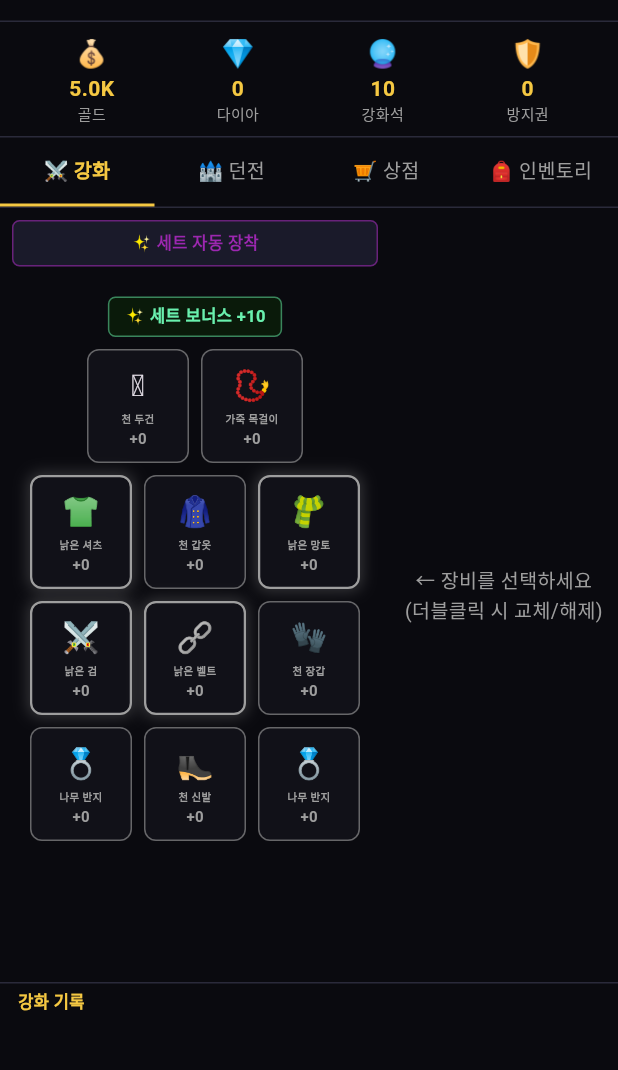
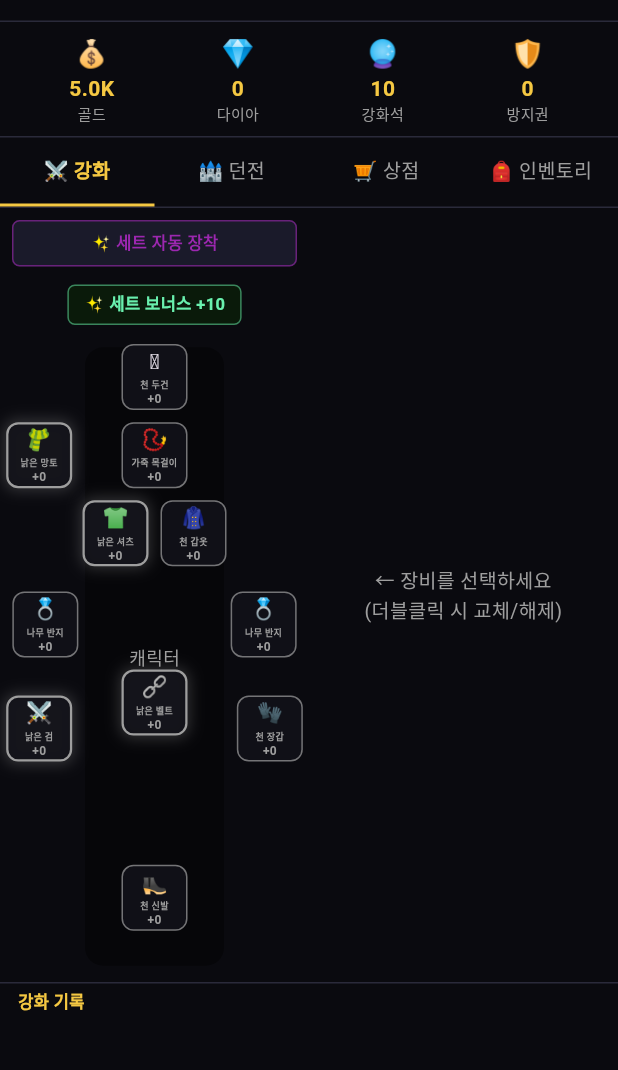
Before and after one commit to jackjeon88/upgrade-legend, a Flutter app: the screen it shows after launch, on a phone screen of 412 x 824 dp, the part 104-1174 px from its top. Run offline on Flutter 3.47's test engine with Material 3 defaults, Android fonts, the phone set to English and light mode, and no system bars; our stand-ins replace shared_preferences.

Commit message:
모바일 UI 작업 - 캐릭터 실루엣 추가

```diff
--- a/lib/screens/equip_ui.dart
+++ b/lib/screens/equip_ui.dart
@@ -44,42 +44,30 @@ class _EquipmentUIState extends State<EquipmentUI> {
     }
   }
 
-  // 해당 장비가 세트에 포함되어 있는지 확인
   SetStatus? _getSetStatus(Equipment equip) {
     final statuses = widget.gameState.setStatuses;
     final theme = extractTheme(equip);
     if (theme == null) return null;
     try {
-      return statuses.firstWhere(
-        (s) => s.theme == theme && s.grade == equip.grade,
-      );
+      return statuses.firstWhere((s) => s.theme == theme && s.grade == equip.grade);
     } catch (_) {
       return null;
     }
   }
 
-  bool _isComplete(Equipment equip) {
-    final status = _getSetStatus(equip);
-    return status?.isComplete ?? false;
-  }
+  bool _isComplete(Equipment equip) => _getSetStatus(equip)?.isComplete ?? false;
 
   @override
   Widget build(BuildContext context) {
-    // 세트 보너스 총합
     final totalSetBonus = calcTotalSetBonus(widget.gameState.equipped);
-    final setStatuses = widget.gameState.setStatuses
-        .where((s) => s.bonus > 0)
-        .toList();
+    final setStatuses = widget.gameState.setStatuses.where((s) => s.bonus > 0).toList();
 
-    return Container(
-      padding: const EdgeInsets.all(12),
-      child: Column(
-        mainAxisAlignment: MainAxisAlignment.center,
+    return Column(
       children: [
-          // 세트 보너스 표시
+        // 세트 보너스
         if (totalSetBonus > 0)
           Container(
-              margin: const EdgeInsets.only(bottom: 8),
+            margin: const EdgeInsets.symmetric(horizontal: 16, vertical: 4),
             padding: const EdgeInsets.symmetric(horizontal: 10, vertical: 4),
             decoration: BoxDecoration(
               color: const Color(0xFF0A1A0A),
@@ -88,67 +76,104 @@ class _EquipmentUIState extends State<EquipmentUI> {
             ),
             child: Text(
               '✨ 세트 보너스 +$totalSetBonus',
-                style: const TextStyle(
-                    color: Colors.greenAccent,
-                    fontSize: 11,
-                    fontWeight: FontWeight.bold),
+              style: const TextStyle(color: Colors.greenAccent, fontSize: 11, fontWeight: FontWeight.bold),
             ),
           ),
 
-          // 행 1: 투구, 목걸이
-          Row(
-            mainAxisAlignment: MainAxisAlignment.center,
+        // 캐릭터 + 장비 슬롯
+        Expanded(
+          child: LayoutBuilder(
+            builder: (context, constraints) {
+              final w = constraints.maxWidth;
+              final h = constraints.maxHeight;
+
+              // 슬롯 크기
+              const slotSize = 44.0;
+
+              return Stack(
                 children: [
-              _buildSlot(ItemSlot.helmet),
-              const SizedBox(width: 8),
-              _buildSlot(ItemSlot.necklace),
-            ],
+                  // 캐릭터 실루엣 (나중에 Image.asset으로 교체)
+                  Center(
+                    child: Container(
+                      width: w * 0.45,
+                      height: h * 0.95,
+                      decoration: BoxDecoration(
+                        color: Colors.black.withOpacity(0.4),
+                        borderRadius: BorderRadius.circular(12),
                       ),
-          const SizedBox(height: 8),
-          // 행 2: 티셔츠, 갑옷, 망토
-          Row(
-            mainAxisAlignment: MainAxisAlignment.center,
-            children: [
-              _buildSlot(ItemSlot.shirt),
-              const SizedBox(width: 8),
-              _buildSlot(ItemSlot.armor),
-              const SizedBox(width: 8),
-              _buildSlot(ItemSlot.cape),
-            ],
+                      child: const Center(
+                        child: Text('캐릭터', style: TextStyle(color: Colors.grey, fontSize: 12)),
                       ),
-          const SizedBox(height: 8),
-          // 행 3: 무기, 벨트, 장갑
-          Row(
-            mainAxisAlignment: MainAxisAlignment.center,
-            children: [
-              _buildSlot(ItemSlot.weapon),
-              const SizedBox(width: 8),
-              _buildSlot(ItemSlot.belt),
-              const SizedBox(width: 8),
-              _buildSlot(ItemSlot.gloves),
-            ],
                     ),
-          const SizedBox(height: 8),
-          // 행 4: 반지1, 신발, 반지2
-          Row(
-            mainAxisAlignment: MainAxisAlignment.center,
-            children: [
-              _buildSlot(ItemSlot.ring1),
-              const SizedBox(width: 8),
-              _buildSlot(ItemSlot.shoes),
-              const SizedBox(width: 8),
-              _buildSlot(ItemSlot.ring2),
-            ],
                   ),
 
-          // 호버링 시 세트 정보 팝업
-          if (_hoveredId != null) _buildSetInfoPanel(setStatuses),
+                  // 투구 - 머리
+                  _positioned(slot: ItemSlot.helmet, left: w/2 - slotSize/2, top: h * 0.02, size: slotSize, setStatuses: setStatuses),
+
+                  // 목걸이 - 목
+                  _positioned(slot: ItemSlot.necklace, left: w/2 - slotSize/2, top: h * 0.14, size: slotSize, setStatuses: setStatuses),
+
+                  // 망토 - 왼쪽 어깨 바깥
+                  _positioned(slot: ItemSlot.cape, left: w * 0.02, top: h * 0.14, size: slotSize, setStatuses: setStatuses),
+
+                  // 티셔츠 - 몸통 좌
+                  _positioned(slot: ItemSlot.shirt, left: w/2 - slotSize - 4, top: h * 0.26, size: slotSize, setStatuses: setStatuses),
+
+                  // 갑옷 - 몸통 우
+                  _positioned(slot: ItemSlot.armor, left: w/2 + 4, top: h * 0.26, size: slotSize, setStatuses: setStatuses),
+
+                  // 반지1 - 왼쪽 팔꿈치
+                  _positioned(slot: ItemSlot.ring1, left: w * 0.04, top: h * 0.40, size: slotSize, setStatuses: setStatuses),
+
+                  // 반지2 - 오른쪽 팔꿈치
+                  _positioned(slot: ItemSlot.ring2, right: w * 0.04, top: h * 0.40, size: slotSize, setStatuses: setStatuses),
+
+                  // 벨트 - 허리
+                  _positioned(slot: ItemSlot.belt, left: w/2 - slotSize/2, top: h * 0.52, size: slotSize, setStatuses: setStatuses),
+
+                  // 무기 - 왼손
+                  _positioned(slot: ItemSlot.weapon, left: w * 0.02, top: h * 0.56, size: slotSize, setStatuses: setStatuses),
+
+                  // 장갑 - 오른손
+                  _positioned(slot: ItemSlot.gloves, right: w * 0.02, top: h * 0.56, size: slotSize, setStatuses: setStatuses),
+
+                  // 신발 - 발
+                  _positioned(slot: ItemSlot.shoes, left: w/2 - slotSize/2, top: h * 0.82, size: slotSize, setStatuses: setStatuses),
+
+                  // 호버링 세트 정보
+                  if (_hoveredId != null)
+                    Positioned(
+                      bottom: 0,
+                      left: 8,
+                      right: 8,
+                      child: _buildSetInfoPanel(setStatuses),
+                    ),
                 ],
+              );
+            },
           ),
+        ),
+      ],
     );
   }
 
-  Widget _buildSlot(ItemSlot slot) {
+  Widget _positioned({
+    required ItemSlot slot,
+    double? left,
+    double? right,
+    required double top,
+    required double size,
+    required List<SetStatus> setStatuses,
+  }) {
+    return Positioned(
+      left: left,
+      right: right,
+      top: top,
+      child: _buildSlot(slot, size, setStatuses),
+    );
+  }
+
+  Widget _buildSlot(ItemSlot slot, double size, List<SetStatus> setStatuses) {
     final equip = _getEquip(slot);
     final index = _getEquipIndex(slot);
     final grade = equip?.grade;
@@ -162,23 +187,25 @@ class _EquipmentUIState extends State<EquipmentUI> {
       onEnter: (_) => setState(() => _hoveredId = equip?.id),
       onExit: (_) => setState(() => _hoveredId = null),
       child: GestureDetector(
-        onTap: equip != null ? () => onEquipTap(equip, index) : null,
-        onDoubleTap: equip != null ? () => widget.onEquipTap(equip, index) : null,
+        onTap: equip != null ? () {
+          setState(() => _hoveredId = null);
+          widget.onEquipTap(equip, index);
+        } : null,
         child: AnimatedContainer(
           duration: const Duration(milliseconds: 200),
-          width: 68,
-          height: 76,
+          width: size,
+          height: size,
           decoration: BoxDecoration(
             color: isHovered
-                ? color.withOpacity(0.15)
-                : const Color(0xFF111118),
+                ? color.withOpacity(0.2)
+                : const Color(0xFF111118).withOpacity(0.9),
             border: Border.all(
               color: complete
                   ? Colors.white
                   : inSet
                       ? color
                       : equip != null
-                          ? color.withOpacity(0.6)
+                          ? color.withOpacity(0.7)
                           : const Color(0xFF2A2A3A),
               width: complete ? 2.0 : inSet ? 1.5 : 1.0,
             ),
@@ -186,49 +213,36 @@ class _EquipmentUIState extends State<EquipmentUI> {
             boxShadow: complete
                 ? [
                     BoxShadow(color: color.withOpacity(0.6), blurRadius: 12, spreadRadius: 2),
-                    BoxShadow(color: Colors.white.withOpacity(0.3), blurRadius: 6, spreadRadius: 0),
+                    BoxShadow(color: Colors.white.withOpacity(0.3), blurRadius: 6),
                   ]
                 : inSet
                     ? [BoxShadow(color: color.withOpacity(0.3), blurRadius: 8, spreadRadius: 1)]
-                    : equip != null && grade != null && grade.index >= 4
-                        ? [BoxShadow(color: color.withOpacity(0.2), blurRadius: 6)]
                     : null,
           ),
           child: equip != null
               ? Column(
                   mainAxisAlignment: MainAxisAlignment.center,
                   children: [
-Text(slot.emoji, style: const TextStyle(fontSize: 20)),
-                    const SizedBox(height: 2),
+                    Text(slot.emoji, style: const TextStyle(fontSize: 14)),
+                    const SizedBox(height: 1),
                     Text(
                       equip.name,
-                      style: TextStyle(
-                        color: complete ? Colors.white : color,
-                        fontSize: 7,
-                        fontWeight: FontWeight.bold,
-                      ),
+                      style: TextStyle(color: complete ? Colors.white : color, fontSize: 6, fontWeight: FontWeight.bold),
                       textAlign: TextAlign.center,
                       maxLines: 2,
                       overflow: TextOverflow.ellipsis,
                     ),
                     Text(
                       '+${equip.enhanceLevel}',
-                      style: TextStyle(
-                        color: complete ? Colors.white : color,
-                        fontSize: 10,
-                        fontWeight: FontWeight.bold,
-                      ),
+                      style: TextStyle(color: complete ? Colors.white : color, fontSize: 8, fontWeight: FontWeight.bold),
                     ),
                   ],
                 )
               : Column(
                   mainAxisAlignment: MainAxisAlignment.center,
                   children: [
-                    Text(slot.emoji,
-                        style: const TextStyle(fontSize: 22, color: Colors.grey)),
-                    const SizedBox(height: 2),
-                    Text(slot.displayName,
-                        style: const TextStyle(color: Colors.grey, fontSize: 9)),
+                    Text(slot.emoji, style: const TextStyle(fontSize: 14, color: Colors.grey)),
+                    Text(slot.displayName, style: const TextStyle(color: Colors.grey, fontSize: 6)),
                   ],
                 ),
         ),
@@ -236,30 +250,17 @@ Text(slot.emoji, style: const TextStyle(fontSize: 20)),
     );
   }
 
-  // onEquipTap getter (단순 tap용)
-  void Function(Equipment, int) get onEquipTap => (equip, index) {
-    setState(() => _hoveredId = null);
-    widget.onEquipTap(equip, index);
-  };
-
   Widget _buildSetInfoPanel(List<SetStatus> statuses) {
-    // 호버된 장비의 세트 정보만 보여주기
-    final hoveredEquip = widget.gameState.equipped
-        .where((e) => e.id == _hoveredId)
-        .toList();
+    final hoveredEquip = widget.gameState.equipped.where((e) => e.id == _hoveredId).toList();
     if (hoveredEquip.isEmpty) return const SizedBox();
-
     final equip = hoveredEquip.first;
     final theme = extractTheme(equip);
     if (theme == null) return const SizedBox();
 
     SetStatus? status;
     try {
-      status = statuses.firstWhere(
-          (s) => s.theme == theme && s.grade == equip.grade);
-    } catch (_) {
-      // 세트 없음 - 0개짜리
-    }
+      status = statuses.firstWhere((s) => s.theme == theme && s.grade == equip.grade);
+    } catch (_) {}
 
     final count = status?.count ?? 1;
     final grade = equip.grade;
@@ -267,21 +268,17 @@ Text(slot.emoji, style: const TextStyle(fontSize: 20)),
     final color = _gradeColor(grade);
 
     return Container(
-      margin: const EdgeInsets.only(top: 8),
       padding: const EdgeInsets.all(10),
       decoration: BoxDecoration(
-        color: const Color(0xFF0A0A14),
+        color: const Color(0xFF0A0A14).withOpacity(0.95),
         border: Border.all(color: color.withOpacity(0.5)),
         borderRadius: BorderRadius.circular(8),
       ),
       child: Column(
         crossAxisAlignment: CrossAxisAlignment.start,
         children: [
-          Text(
-            '[$theme] ${grade.name} 세트  $count / 10',
-            style: TextStyle(
-                color: color, fontWeight: FontWeight.bold, fontSize: 12),
-          ),
+          Text('[$theme] ${grade.name} 세트  $count / 11',
+              style: TextStyle(color: color, fontWeight: FontWeight.bold, fontSize: 12)),
           const SizedBox(height: 6),
           ...List.generate(setStages.length, (i) {
             final stage = setStages[i];
@@ -291,24 +288,15 @@ Text(slot.emoji, style: const TextStyle(fontSize: 20)),
               padding: const EdgeInsets.symmetric(vertical: 2),
               child: Row(
                 children: [
-                  Text(
-                    active ? '✅' : '⬜',
-                    style: const TextStyle(fontSize: 11),
-                  ),
+                  Text(active ? '✅' : '⬜', style: const TextStyle(fontSize: 11)),
                   const SizedBox(width: 6),
-                  Text(
-                    '$stage개: 전투력 +$bonus',
+                  Text('$stage개: 전투력 +$bonus',
                       style: TextStyle(
                           color: active ? Colors.greenAccent : Colors.grey,
                           fontSize: 11,
-                      fontWeight: active ? FontWeight.bold : FontWeight.normal,
-                    ),
-                  ),
+                          fontWeight: active ? FontWeight.bold : FontWeight.normal)),
                   if (!active && count < stage)
-                    Text(
-                      '  (${stage - count}개 더)',
-                      style: const TextStyle(color: Colors.grey, fontSize: 10),
-                    ),
+                    Text('  (${stage - count}개 더)', style: const TextStyle(color: Colors.grey, fontSize: 10)),
                 ],
               ),
             );
@@ -316,11 +304,8 @@ Text(slot.emoji, style: const TextStyle(fontSize: 20)),
           if (status?.isComplete == true)
             const Padding(
               padding: EdgeInsets.only(top: 4),
-              child: Text('✨ 컴플리트! 던전 이펙트 강화 + 네온 효과 활성화',
-                  style: TextStyle(
-                      color: Colors.white,
-                      fontSize: 10,
-                      fontWeight: FontWeight.bold)),
+              child: Text('✨ 컴플리트! 던전 이펙트 강화 + 네온 효과',
+                  style: TextStyle(color: Colors.white, fontSize: 10, fontWeight: FontWeight.bold)),
             ),
         ],
       ),
--- a/pubspec.yaml
+++ b/pubspec.yaml
@@ -57,6 +57,8 @@ flutter:
   # included with your application, so that you can use the icons in
   # the material Icons class.
   uses-material-design: true
+  assets:
+    - assets/images/
 
   # To add assets to your application, add an assets section, like this:
   # assets:
```
Also changed, not shown: lib/screens/main_screen.dart (+30 -9 lines), images/character_silhouette.png.png (added). Lines whose indentation alone changed are shown as unchanged.
